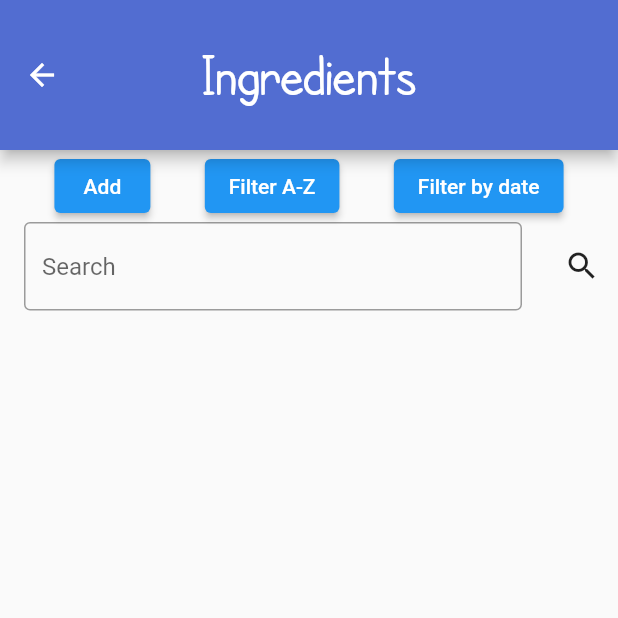
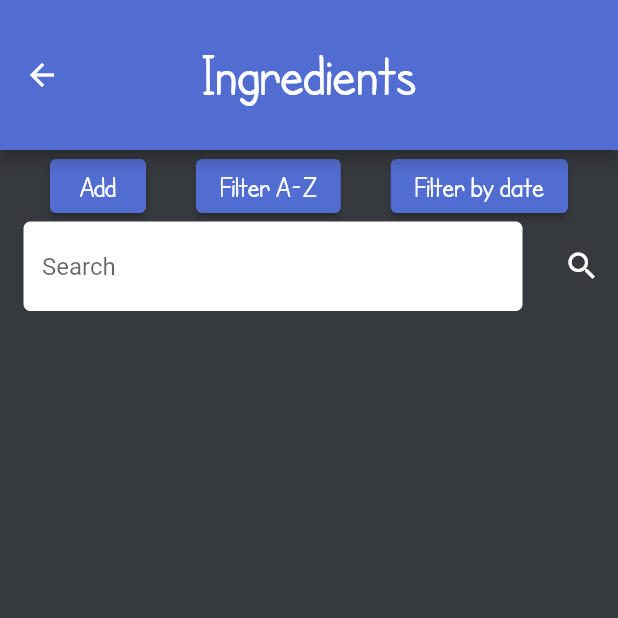
Before and after one commit to kristianduke/fridge-app-dev, a Flutter app: the Ingredients screen opened directly, on a phone screen of 412 x 824 dp, the top half of it. Run offline on Flutter 3.47's test engine with Material 2 defaults, Android fonts, the phone set to English and light mode, and no system bars.

Commit message:
-Changed background colour to the dark grey for each page -Changed the search bar colour

```diff
--- a/fridge_app/lib/BrowseRecipes.dart
+++ b/fridge_app/lib/BrowseRecipes.dart
@@ -18,6 +18,7 @@ class BrowseRecipes extends StatelessWidget {
         centerTitle: true,
         backgroundColor: const Color.fromARGB(255, 82, 109, 209),
       ),
+        backgroundColor: const Color(0xFF36393E)
     );
   }
 }
--- a/fridge_app/lib/FavouriteRecipes.dart
+++ b/fridge_app/lib/FavouriteRecipes.dart
@@ -18,6 +18,7 @@ class FavouriteRecipes extends StatelessWidget {
         centerTitle: true,
         backgroundColor: const Color.fromARGB(255, 82, 109, 209),
       ),
+        backgroundColor: const Color(0xFF36393E)
     );
   }
 }
--- a/fridge_app/lib/Ingredients.dart
+++ b/fridge_app/lib/Ingredients.dart
@@ -5,6 +5,10 @@ class Ingredients extends StatelessWidget {
 
   @override
   Widget build(BuildContext context) {
+    final ButtonStyle buttonStyle = ElevatedButton.styleFrom(
+        textStyle: const TextStyle(fontSize: 20, fontFamily: 'CartoonistHand'),
+        backgroundColor: const Color(0xFF526dd1));
+
     return Scaffold(
       appBar: AppBar(
         toolbarHeight: 100,
@@ -49,14 +53,18 @@ class Ingredients extends StatelessWidget {
                     padding: EdgeInsets.symmetric(horizontal: 16),
                     child: TextField(
                       decoration: InputDecoration(
+                        filled: true,
+                        fillColor: Colors.white,
                         hintText: 'Search',
-                        border: OutlineInputBorder(),
+                        enabledBorder: OutlineInputBorder(
+                            borderSide:
+                                BorderSide(color: Colors.white, width: 0.0)),
                       ),
                     ),
                   ),
                 ),
                 IconButton(
-                  icon: const Icon(Icons.search),
+                  icon: const Icon(Icons.search, color: Colors.white,),
                   onPressed: () {},
                 ),
               ],
@@ -67,6 +75,7 @@ class Ingredients extends StatelessWidget {
           ],
         ),
       ),
+      backgroundColor: const Color(0xFF36393E),
     );
   }
 }
--- a/fridge_app/lib/SuggestedRecipes.dart
+++ b/fridge_app/lib/SuggestedRecipes.dart
@@ -18,6 +18,7 @@ class SuggestedRecipes extends StatelessWidget {
         centerTitle: true,
         backgroundColor: const Color.fromARGB(255, 82, 109, 209),
       ),
+        backgroundColor: const Color(0xFF36393E)
     );
   }
 }
```
